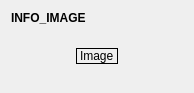
First picture: the form in SRC/previewtextureform.ui, repository maxiprogram/Editor, before the edit.
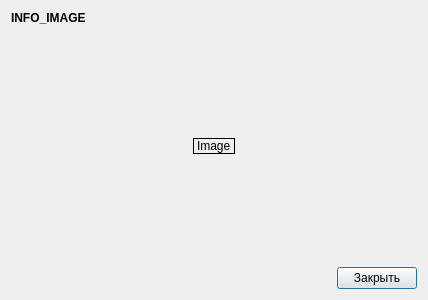
Second picture: the form after the edit.

```diff
--- a/SRC/previewtextureform.ui
+++ b/SRC/previewtextureform.ui
@@ -6,8 +6,8 @@
    <rect>
     <x>0</x>
     <y>0</y>
-    <width>194</width>
-    <height>93</height>
+    <width>428</width>
+    <height>300</height>
    </rect>
   </property>
   <property name="windowTitle">
@@ -100,6 +100,30 @@
      </item>
     </layout>
    </item>
+   <item>
+    <layout class="QHBoxLayout" name="horizontalLayout_2">
+     <item>
+      <spacer name="horizontalSpacer_3">
+       <property name="orientation">
+        <enum>Qt::Horizontal</enum>
+       </property>
+       <property name="sizeHint" stdset="0">
+        <size>
+         <width>40</width>
+         <height>20</height>
+        </size>
+       </property>
+      </spacer>
+     </item>
+     <item>
+      <widget class="QPushButton" name="pushButton_close">
+       <property name="text">
+        <string>Закрыть</string>
+       </property>
+      </widget>
+     </item>
+    </layout>
+   </item>
   </layout>
  </widget>
  <resources/>
```
